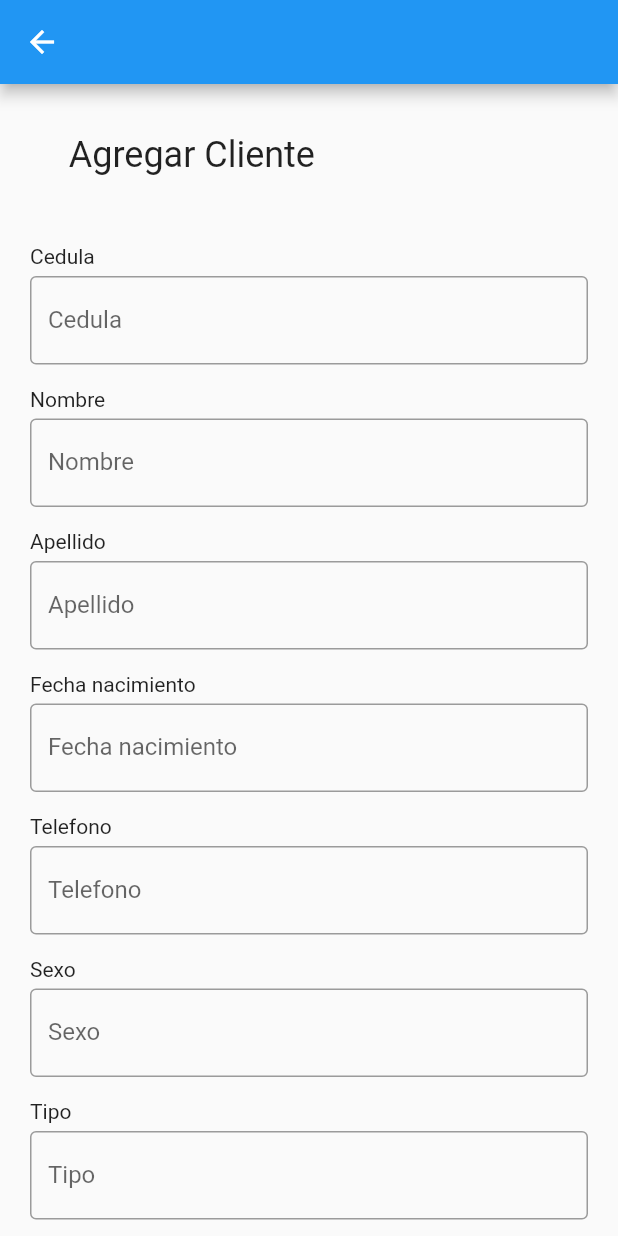
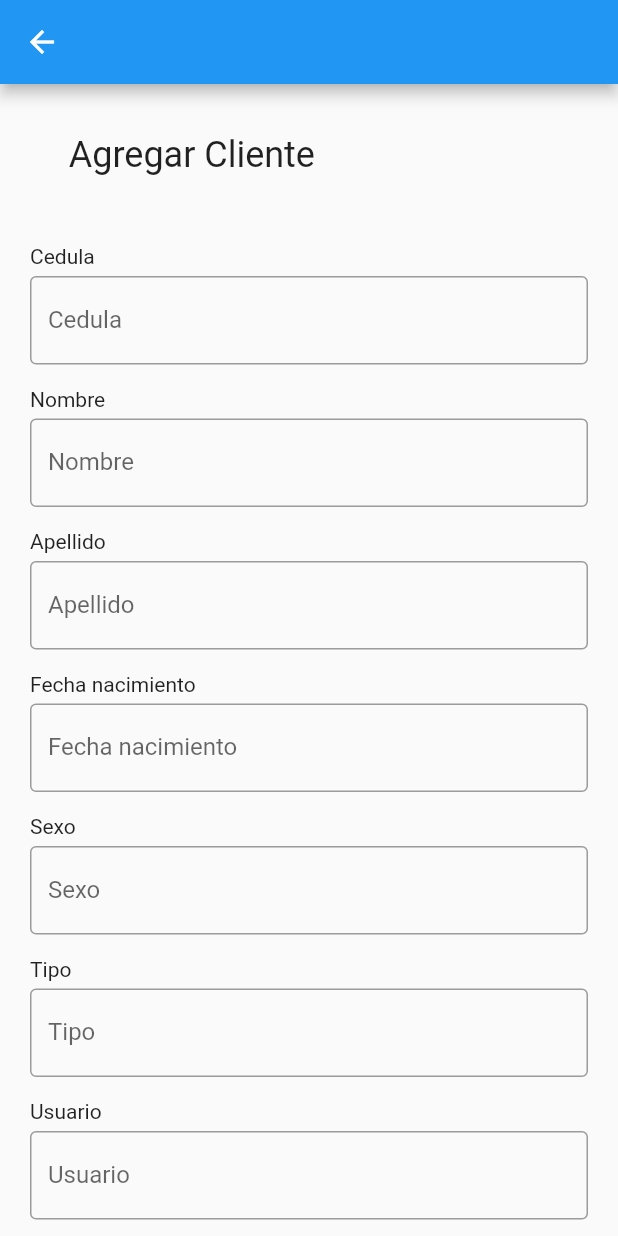
Before and after one commit to JR0000/flutter_parcial4, a Flutter app: the NewClient screen opened directly, on a phone screen of 412 x 824 dp. Run offline on Flutter 3.47's test engine with Material 2 defaults, Android fonts, the phone set to English and light mode, and no system bars; our stand-ins replace cloud_firestore, firebase_core; missing offline and left inert: dart:html; accounts and stored records are empty.

Commit message:
newclient succeed

```diff
--- a/lib/newClient.dart
+++ b/lib/newClient.dart
@@ -1,3 +1,6 @@
+import 'dart:html';
+
+import 'package:cloud_firestore/cloud_firestore.dart';
 import 'package:flutter/material.dart';
 
 String titulo = "Agregar Cliente";
@@ -5,16 +8,18 @@ String titulo = "Agregar Cliente";
 String lblCedula = "Cedula";
 String lblFirstName = "Nombre";
 String lblLastName = "Apellido";
-String lblTelefono = "Telefono";
 String lblFechaNacimiento = "Fecha nacimiento";
 String lblSexo = "Sexo";
 String lblTipo = "Tipo";
 String lblUsuario = "Usuario";
 
-TextEditingController firstName = TextEditingController();
-TextEditingController lastName = TextEditingController();
-TextEditingController email = TextEditingController();
-TextEditingController telefono = TextEditingController();
+TextEditingController _cedulaController = TextEditingController();
+TextEditingController _firsNameController = TextEditingController();
+TextEditingController _lastNameController = TextEditingController();
+TextEditingController _fechaNacimientoController = TextEditingController();
+TextEditingController _sexoControlller = TextEditingController();
+TextEditingController _tipoController = TextEditingController();
+TextEditingController _usuarioController = TextEditingController();
 
 class NewClient extends StatefulWidget {
   const NewClient({Key? key}) : super(key: key);
@@ -24,6 +29,8 @@ class NewClient extends StatefulWidget {
 }
 
 class _NewClientState extends State<NewClient> {
+  final CollectionReference _clientes =
+      FirebaseFirestore.instance.collection("clientes");
   @override
   Widget build(BuildContext context) {
     return Scaffold(
@@ -80,7 +87,8 @@ class _NewClientState extends State<NewClient> {
               Container(
                 padding: const EdgeInsets.fromLTRB(10, 5, 10, 0),
                 child: TextField(
-                  controller: firstName,
+                  keyboardType: TextInputType.number,
+                  controller: _cedulaController,
                   decoration: InputDecoration(
                     border: OutlineInputBorder(),
                     labelText: lblCedula,
@@ -94,7 +102,7 @@ class _NewClientState extends State<NewClient> {
               Container(
                 padding: const EdgeInsets.fromLTRB(10, 5, 10, 0),
                 child: TextField(
-                  controller: firstName,
+                  controller: _firsNameController,
                   decoration: InputDecoration(
                     border: OutlineInputBorder(),
                     labelText: lblFirstName,
@@ -110,7 +118,7 @@ class _NewClientState extends State<NewClient> {
                 padding: const EdgeInsets.fromLTRB(10, 5, 10, 0),
                 child: TextField(
                   obscureText: true,
-                  controller: lastName,
+                  controller: _lastNameController,
                   decoration: InputDecoration(
                     border: OutlineInputBorder(),
                     labelText: lblLastName,
@@ -126,26 +134,10 @@ class _NewClientState extends State<NewClient> {
                 padding: const EdgeInsets.fromLTRB(10, 5, 10, 0),
                 child: TextField(
                   obscureText: true,
-                  controller: telefono,
+                  controller: _fechaNacimientoController,
                   decoration: InputDecoration(
                     border: OutlineInputBorder(),
                     labelText: lblFechaNacimiento,
-                  ),
-                ),
-              ),
-              //CONTAINTER LABEL
-              Container(
-                padding: const EdgeInsets.fromLTRB(10, 15, 10, 0),
-                child: Text(lblTelefono),
-              ),
-              Container(
-                padding: const EdgeInsets.fromLTRB(10, 5, 10, 0),
-                child: TextField(
-                  obscureText: true,
-                  controller: telefono,
-                  decoration: InputDecoration(
-                    border: OutlineInputBorder(),
-                    labelText: lblTelefono,
                   ),
                 ),
               ),
@@ -159,7 +151,7 @@ class _NewClientState extends State<NewClient> {
                 padding: const EdgeInsets.fromLTRB(10, 5, 10, 0),
                 child: TextField(
                   obscureText: true,
-                  controller: telefono,
+                  controller: _sexoControlller,
                   decoration: InputDecoration(
                     border: OutlineInputBorder(),
                     labelText: lblSexo,
@@ -174,7 +166,7 @@ class _NewClientState extends State<NewClient> {
                 padding: const EdgeInsets.fromLTRB(10, 5, 10, 0),
                 child: TextField(
                   obscureText: true,
-                  controller: telefono,
+                  controller: _tipoController,
                   decoration: InputDecoration(
                     border: OutlineInputBorder(),
                     labelText: lblTipo,
@@ -189,7 +181,7 @@ class _NewClientState extends State<NewClient> {
                 padding: const EdgeInsets.fromLTRB(10, 5, 10, 0),
                 child: TextField(
                   obscureText: true,
-                  controller: telefono,
+                  controller: _usuarioController,
                   decoration: InputDecoration(
                     border: OutlineInputBorder(),
                     labelText: lblUsuario,
@@ -202,11 +194,36 @@ class _NewClientState extends State<NewClient> {
                   margin: const EdgeInsets.fromLTRB(10, 20, 10, 0),
                   padding: const EdgeInsets.fromLTRB(10, 20, 10, 0),
                   child: ElevatedButton(
-                    child: const Text('REGISTRARSE'),
-                    onPressed: () {
-                      Navigator.pop(context);
-                    },
-                  )),
+                      child: const Text('REGISTRARSE'),
+                      onPressed: () async {
+                        final int? cedula =
+                            int.tryParse(_cedulaController.text);
+                        final String nombre = _firsNameController.text;
+                        final String apellido = _lastNameController.text;
+                        final String fechaNacimiento =
+                            _fechaNacimientoController.text;
+                        final String sexo = _sexoControlller.text;
+                        final String tipo = _tipoController.text;
+                        final String usuario = _usuarioController.text;
+                        if (cedula != null &&
+                            nombre != null &&
+                            apellido != null &&
+                            fechaNacimiento != null &&
+                            sexo != null &&
+                            tipo != null &&
+                            usuario != null) {
+                          await _clientes.add({
+                            "cedula": cedula,
+                            "nombre": nombre,
+                            "apellido": apellido,
+                            "fecha_nacimiento": fechaNacimiento,
+                            "sexo": sexo,
+                            "tipo": tipo,
+                            "usuario": usuario
+                          });
+                          Navigator.pop(context);
+                        }
+                      })),
             ],
           ),
         ),
```
